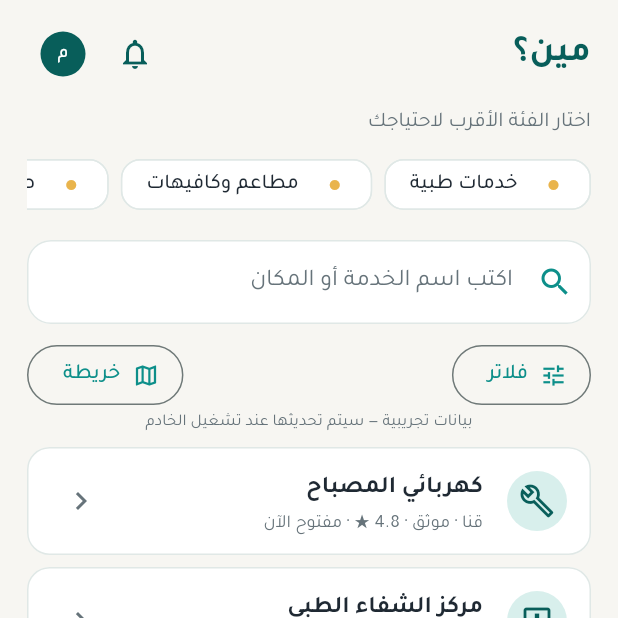
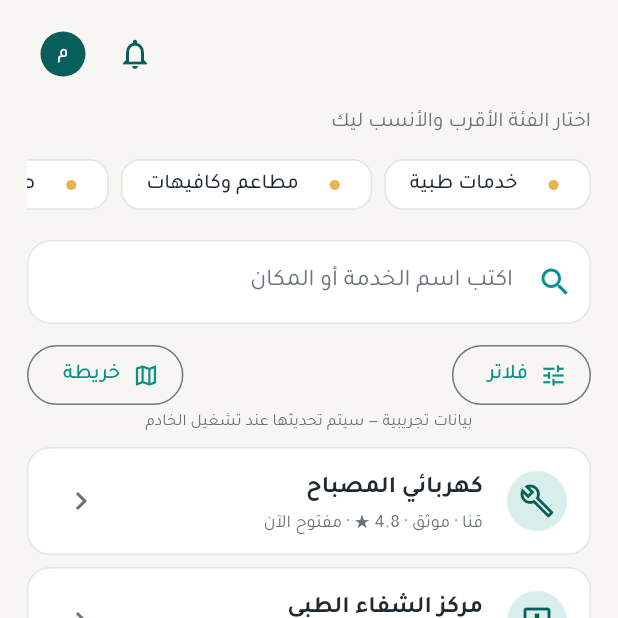
Before and after one commit to aarheemfrj/henaqena, a Flutter app: the HomeShell screen opened directly, item 2 of the bottom bar chosen, after a tap on "خدمات طبية", on a phone screen of 412 x 824 dp, the top half of it. Run offline on Flutter 3.47's test engine with Material 3 defaults, Android fonts, the phone set to English and light mode, and no system bars; our stand-ins replace image_picker; network calls fail.

Commit message:
fix(mobile): remove redundant page titles that duplicate the nav label
The page title at the top of each screen repeated what the bottom
nav tab already shows, wasting vertical space. Trying this on Home
and مين؟ first before rolling out to the rest.

- BasePage gains a `header` override (for full custom headers) and
  treats title: '' as "no title, icons only" instead of falling back
  to the brand name
- HomePage: replace the "هنا قنا" brand header with the search bar,
  moving notifications and settings next to it instead of a separate
  search field further down the page
- Wire the previously no-op notification bell to NotificationsPage
- DirectoryPage (مين؟): drop the page title, keep only the description
  line, reworded to "اختار الفئة الأقرب والأنسب ليك"

Co-Authored-By: Claude Haiku 4.5 <noreply@anthropic.com>

```diff
--- a/apps/mobile/lib/main.dart
+++ b/apps/mobile/lib/main.dart
@@ -260,9 +260,10 @@ class _HomeShellState extends State<HomeShell> {
 }
 
 class BasePage extends StatelessWidget {
-  const BasePage({super.key, required this.child, this.title, this.onRefresh});
+  const BasePage({super.key, required this.child, this.title, this.header, this.onRefresh});
   final Widget child;
   final String? title;
+  final Widget? header;
   final Future<void> Function()? onRefresh;
   @override
   Widget build(BuildContext context) {
@@ -272,10 +273,10 @@ class BasePage extends StatelessWidget {
       displacement: 24,
       onRefresh: refresh,
       child: ListView(padding: const EdgeInsets.fromLTRB(18, 12, 18, 24), children: [
-        Row(mainAxisAlignment: MainAxisAlignment.spaceBetween, children: [
-          if (title != null) Text(title!, style: const TextStyle(fontSize: 24, fontWeight: FontWeight.w700, color: deepTeal)) else const BrandText(),
+        header ?? Row(mainAxisAlignment: MainAxisAlignment.spaceBetween, children: [
+          if (title == null) const BrandText() else if (title!.isNotEmpty) Text(title!, style: const TextStyle(fontSize: 24, fontWeight: FontWeight.w700, color: deepTeal)) else const Spacer(),
           Row(children: [
-            IconButton(onPressed: () {}, icon: const Icon(Icons.notifications_none, color: deepTeal)),
+            IconButton(onPressed: () => Navigator.of(context).push(MaterialPageRoute(builder: (_) => const NotificationsPage())), icon: const Icon(Icons.notifications_none, color: deepTeal)),
             IconButton(onPressed: () => Navigator.of(context).push(MaterialPageRoute(builder: (_) => const AccountPage())), icon: const CircleAvatar(radius: 15, backgroundColor: deepTeal, child: Text('م', style: TextStyle(color: Colors.white, fontSize: 12))))
           ])
         ]),
@@ -291,10 +292,14 @@ class BrandText extends StatelessWidget { const BrandText({super.key}); @overrid
 class HomePage extends StatelessWidget {
   const HomePage({super.key});
   @override
-  Widget build(BuildContext context) => BasePage(child: Column(crossAxisAlignment: CrossAxisAlignment.stretch, children: [
+  Widget build(BuildContext context) => BasePage(
+    header: Row(children: [
+      Expanded(child: TextField(decoration: const InputDecoration(prefixIcon: Icon(Icons.search, color: teal), hintText: 'بتدور على إيه؟', isDense: true))),
+      IconButton(onPressed: () => Navigator.of(context).push(MaterialPageRoute(builder: (_) => const NotificationsPage())), icon: const Icon(Icons.notifications_none, color: deepTeal)),
+      IconButton(onPressed: () => Navigator.of(context).push(MaterialPageRoute(builder: (_) => const SettingsPage())), icon: const Icon(Icons.settings_outlined, color: deepTeal)),
+    ]),
+    child: Column(crossAxisAlignment: CrossAxisAlignment.stretch, children: [
     Row(children: [const Icon(Icons.location_on_outlined, size: 18, color: teal), const SizedBox(width: 5), const Text('قنا كلها', style: TextStyle(color: muted)), const Spacer(), TextButton(onPressed: () {}, child: const Text('تغيير'))]),
-    const SizedBox(height: 6),
-    TextField(decoration: const InputDecoration(prefixIcon: Icon(Icons.search, color: teal), hintText: 'بتدور على إيه؟')),
     const SizedBox(height: 16),
     const HeroBanner(),
     const SizedBox(height: 14),
@@ -497,8 +502,8 @@ class _DirectoryPageState extends State<DirectoryPage> {
   @override
   void initState() { super.initState(); providersFuture = api.fetchProviders(); }
   @override
-  Widget build(BuildContext context) => BasePage(title: 'مين؟', onRefresh: _reload, child: Column(crossAxisAlignment: CrossAxisAlignment.stretch, children: [
-    const Text('اختار الفئة الأقرب لاحتياجك', style: TextStyle(color: muted)),
+  Widget build(BuildContext context) => BasePage(title: '', onRefresh: _reload, child: Column(crossAxisAlignment: CrossAxisAlignment.stretch, children: [
+    const Text('اختار الفئة الأقرب والأنسب ليك', style: TextStyle(color: muted)),
     const SizedBox(height: 10),
     const CategoryRail(items: ['خدمات طبية', 'مطاعم وكافيهات', 'صيانة وفنيين', 'سوبر ماركت', 'تعليم ودروس', 'ترفيه']),
     const SizedBox(height: 16),
```
